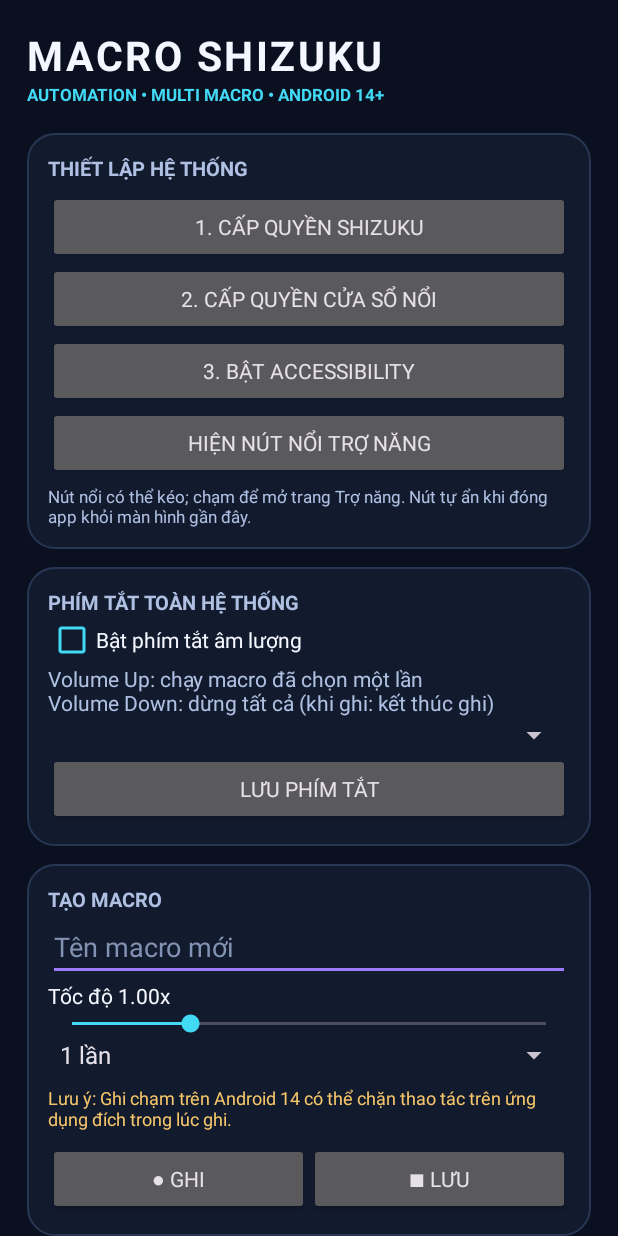
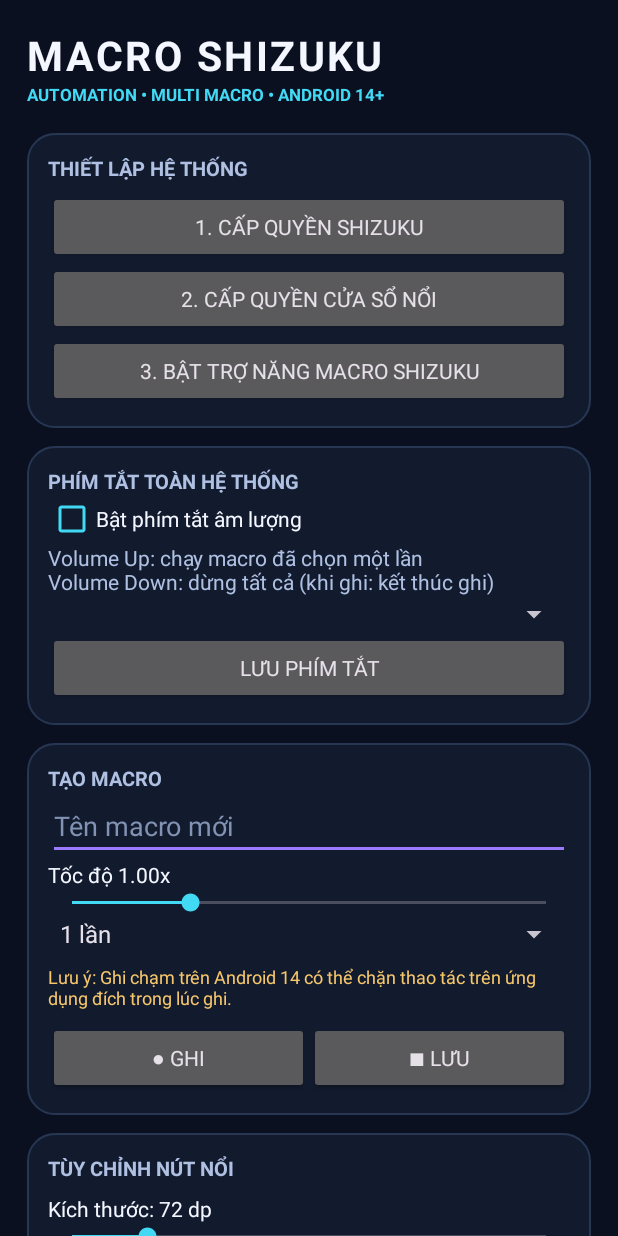
Before and after one commit to thezkhai07-dev/MacroShizuku-V3-Android14, an Android app: the screen it shows after launch (MainActivity), on a phone screen of 412 x 824 dp. Run offline under Robolectric (Android 15) with nearby library versions, the phone set to English and light mode, and no system bars; libraries missing offline, so code that uses them is left out: rikka.shizuku; 1 statement that could not run was skipped.

Commit message:
Replace floating accessibility shortcut with direct enable button

```diff
--- a/app/src/main/res/layout/activity_main.xml
+++ b/app/src/main/res/layout/activity_main.xml
@@ -15,9 +15,7 @@
             <TextView android:text="THIẾT LẬP HỆ THỐNG" android:textColor="#AFC0E2" android:textStyle="bold" android:textSize="13sp" android:paddingBottom="6dp" android:layout_width="match_parent" android:layout_height="wrap_content"/>
             <Button android:id="@+id/shizuku" android:text="1. Cấp quyền Shizuku" android:layout_width="match_parent" android:layout_height="wrap_content"/>
             <Button android:id="@+id/overlay" android:text="2. Cấp quyền cửa sổ nổi" android:layout_width="match_parent" android:layout_height="wrap_content"/>
-            <Button android:id="@+id/accessibility" android:text="3. Bật Accessibility" android:layout_width="match_parent" android:layout_height="wrap_content"/>
-            <Button android:id="@+id/accessibilityShortcut" android:text="Hiện nút nổi Trợ năng" android:layout_width="match_parent" android:layout_height="wrap_content"/>
-            <TextView android:text="Nút nổi có thể kéo; chạm để mở trang Trợ năng. Nút tự ẩn khi đóng app khỏi màn hình gần đây." android:textColor="#AFC0E2" android:textSize="11sp" android:paddingTop="4dp" android:layout_width="match_parent" android:layout_height="wrap_content"/>
+            <Button android:id="@+id/accessibility" android:text="3. BẬT TRỢ NĂNG MACRO SHIZUKU" android:layout_width="match_parent" android:layout_height="wrap_content"/>
         </LinearLayout>
         <LinearLayout android:orientation="vertical" android:padding="14dp" android:layout_marginTop="12dp"
             android:background="@drawable/bg_panel" android:layout_width="match_parent" android:layout_height="wrap_content">
```
